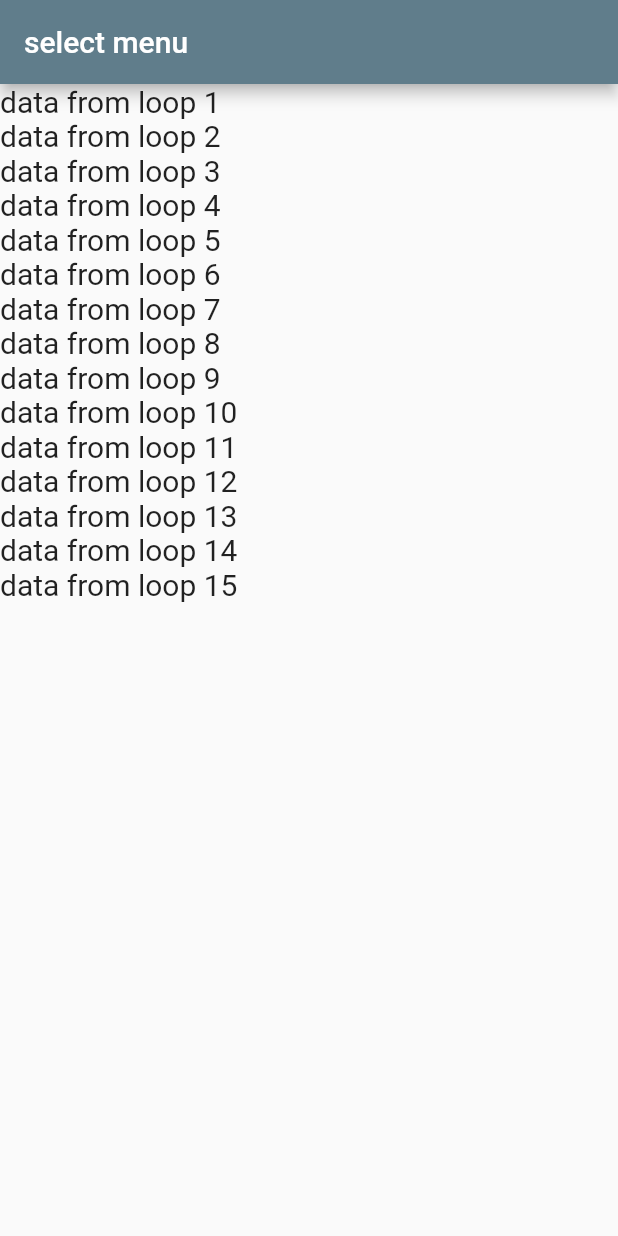
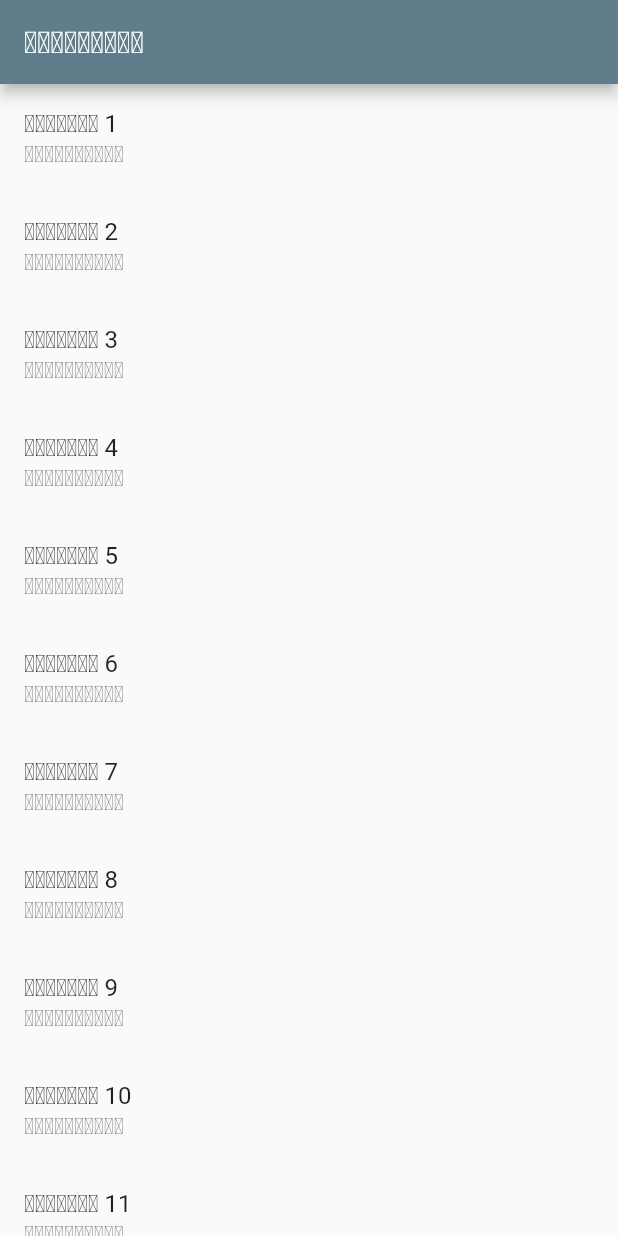
Before and after one commit to konglaodev/flutter_learn, a Flutter app: the screen it shows after launch, on a phone screen of 412 x 824 dp. Run offline on Flutter 3.47's test engine with Material 2 defaults, Android fonts, the phone set to English and light mode, and no system bars.

Commit message:
list title

```diff
--- a/lib/main.dart
+++ b/lib/main.dart
@@ -27,7 +27,7 @@ class _MyHomePageState extends State<MyHomePage> {
   Widget build(BuildContext context) {
     return Scaffold(
       appBar: AppBar(
-        title: const Text("select menu"),
+        title: const Text("ເລືອກເມນູ"),
       ),
       body: Center(
           child: ListView(
@@ -42,10 +42,16 @@ class _MyHomePageState extends State<MyHomePage> {
     List<Widget> data = [];
 
     for (var i = 0; i < count; i++) {
-      data.add(Text(
-        "data from loop ${i + 1}",
-        style: TextStyle(fontSize: 20),
-      ));
+      var menu = ListTile(
+        title: Text(
+          "ເມນູທີ່ ${i + 1}",
+        ),
+        subtitle: Text(
+          "ຫົວຂໍ້ຍ່ອຍ",
+          style: TextStyle(fontSize: 15),
+        ),
+      );
+      data.add(menu);
     }
     return data;
   }
```
